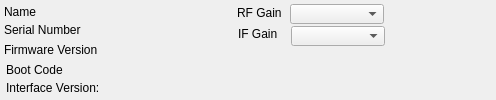
This is plugins/RFSpaceDevice/sdriqoptions.ui in oldscienceguy/PebbleSDR as Qt 5 draws it before an edit. The edited form follows.
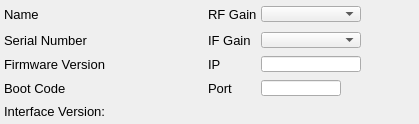
This is the edited form.

Commit message: Updated UI to add IP, Port and layout

```diff
--- a/plugins/RFSpaceDevice/sdriqoptions.ui
+++ b/plugins/RFSpaceDevice/sdriqoptions.ui
@@ -6,134 +6,281 @@
    <rect>
     <x>0</x>
     <y>0</y>
-    <width>496</width>
-    <height>100</height>
+    <width>419</width>
+    <height>124</height>
    </rect>
   </property>
   <property name="windowTitle">
    <string>Dialog</string>
   </property>
-  <widget class="QLabel" name="label">
-   <property name="geometry">
-    <rect>
-     <x>237</x>
-     <y>6</y>
-     <width>46</width>
-     <height>13</height>
-    </rect>
+  <layout class="QGridLayout" name="gridLayout">
+   <property name="leftMargin">
+    <number>4</number>
    </property>
-   <property name="text">
-    <string>RF Gain</string>
+   <property name="topMargin">
+    <number>4</number>
    </property>
-  </widget>
-  <widget class="QComboBox" name="rfGainBox">
-   <property name="geometry">
-    <rect>
-     <x>290</x>
-     <y>4</y>
-     <width>94</width>
-     <height>20</height>
-    </rect>
+   <property name="rightMargin">
+    <number>4</number>
    </property>
-   <property name="font">
-    <font>
-     <pointsize>7</pointsize>
-    </font>
+   <property name="bottomMargin">
+    <number>4</number>
    </property>
-  </widget>
-  <widget class="QLabel" name="label_2">
-   <property name="geometry">
-    <rect>
-     <x>238</x>
-     <y>27</y>
-     <width>46</width>
-     <height>13</height>
-    </rect>
+   <property name="horizontalSpacing">
+    <number>4</number>
    </property>
-   <property name="text">
-    <string>IF Gain</string>
+   <property name="verticalSpacing">
+    <number>8</number>
    </property>
-  </widget>
-  <widget class="QComboBox" name="ifGainBox">
-   <property name="geometry">
-    <rect>
-     <x>291</x>
-     <y>26</y>
-     <width>94</width>
-     <height>20</height>
-    </rect>
-   </property>
-   <property name="font">
-    <font>
-     <pointsize>7</pointsize>
-    </font>
-   </property>
-  </widget>
-  <widget class="QLabel" name="nameLabel">
-   <property name="geometry">
-    <rect>
-     <x>4</x>
-     <y>4</y>
-     <width>169</width>
-     <height>16</height>
-    </rect>
-   </property>
-   <property name="text">
-    <string>Name</string>
-   </property>
-  </widget>
-  <widget class="QLabel" name="serialNumberLabel">
-   <property name="geometry">
-    <rect>
-     <x>4</x>
-     <y>22</y>
-     <width>172</width>
-     <height>16</height>
-    </rect>
-   </property>
-   <property name="text">
-    <string>Serial Number</string>
-   </property>
-  </widget>
-  <widget class="QLabel" name="firmwareLabel">
-   <property name="geometry">
-    <rect>
-     <x>4</x>
-     <y>42</y>
-     <width>182</width>
-     <height>16</height>
-    </rect>
-   </property>
-   <property name="text">
-    <string>Firmware Version</string>
-   </property>
-  </widget>
-  <widget class="QLabel" name="bootLabel">
-   <property name="geometry">
-    <rect>
-     <x>6</x>
-     <y>62</y>
-     <width>164</width>
-     <height>16</height>
-    </rect>
-   </property>
-   <property name="text">
-    <string>Boot Code</string>
-   </property>
-  </widget>
-  <widget class="QLabel" name="interfaceVersionLabel">
-   <property name="geometry">
-    <rect>
-     <x>6</x>
-     <y>80</y>
-     <width>169</width>
-     <height>16</height>
-    </rect>
-   </property>
-   <property name="text">
-    <string>Interface Version:</string>
-   </property>
-  </widget>
+   <item row="3" column="0">
+    <widget class="QLabel" name="firmwareLabel">
+     <property name="minimumSize">
+      <size>
+       <width>200</width>
+       <height>0</height>
+      </size>
+     </property>
+     <property name="font">
+      <font>
+       <pointsize>10</pointsize>
+      </font>
+     </property>
+     <property name="text">
+      <string>Firmware Version</string>
+     </property>
+    </widget>
+   </item>
+   <item row="0" column="0">
+    <widget class="QLabel" name="nameLabel">
+     <property name="minimumSize">
+      <size>
+       <width>200</width>
+       <height>0</height>
+      </size>
+     </property>
+     <property name="font">
+      <font>
+       <pointsize>10</pointsize>
+      </font>
+     </property>
+     <property name="text">
+      <string>Name</string>
+     </property>
+    </widget>
+   </item>
+   <item row="4" column="0">
+    <widget class="QLabel" name="bootLabel">
+     <property name="minimumSize">
+      <size>
+       <width>200</width>
+       <height>0</height>
+      </size>
+     </property>
+     <property name="font">
+      <font>
+       <pointsize>10</pointsize>
+      </font>
+     </property>
+     <property name="text">
+      <string>Boot Code</string>
+     </property>
+    </widget>
+   </item>
+   <item row="3" column="2">
+    <widget class="QLineEdit" name="ipEdit">
+     <property name="minimumSize">
+      <size>
+       <width>0</width>
+       <height>16</height>
+      </size>
+     </property>
+     <property name="maximumSize">
+      <size>
+       <width>100</width>
+       <height>16</height>
+      </size>
+     </property>
+     <property name="font">
+      <font>
+       <pointsize>10</pointsize>
+      </font>
+     </property>
+    </widget>
+   </item>
+   <item row="2" column="1">
+    <widget class="QLabel" name="label_2">
+     <property name="maximumSize">
+      <size>
+       <width>50</width>
+       <height>16777215</height>
+      </size>
+     </property>
+     <property name="font">
+      <font>
+       <pointsize>10</pointsize>
+      </font>
+     </property>
+     <property name="text">
+      <string>IF Gain</string>
+     </property>
+    </widget>
+   </item>
+   <item row="0" column="1">
+    <widget class="QLabel" name="label">
+     <property name="maximumSize">
+      <size>
+       <width>50</width>
+       <height>16777215</height>
+      </size>
+     </property>
+     <property name="font">
+      <font>
+       <pointsize>10</pointsize>
+      </font>
+     </property>
+     <property name="text">
+      <string>RF Gain</string>
+     </property>
+    </widget>
+   </item>
+   <item row="2" column="0">
+    <widget class="QLabel" name="serialNumberLabel">
+     <property name="minimumSize">
+      <size>
+       <width>200</width>
+       <height>0</height>
+      </size>
+     </property>
+     <property name="font">
+      <font>
+       <pointsize>10</pointsize>
+      </font>
+     </property>
+     <property name="text">
+      <string>Serial Number</string>
+     </property>
+    </widget>
+   </item>
+   <item row="0" column="2">
+    <widget class="QComboBox" name="rfGainBox">
+     <property name="maximumSize">
+      <size>
+       <width>100</width>
+       <height>16</height>
+      </size>
+     </property>
+     <property name="font">
+      <font>
+       <pointsize>7</pointsize>
+      </font>
+     </property>
+    </widget>
+   </item>
+   <item row="5" column="0">
+    <widget class="QLabel" name="interfaceVersionLabel">
+     <property name="minimumSize">
+      <size>
+       <width>200</width>
+       <height>0</height>
+      </size>
+     </property>
+     <property name="font">
+      <font>
+       <pointsize>10</pointsize>
+      </font>
+     </property>
+     <property name="text">
+      <string>Interface Version:</string>
+     </property>
+    </widget>
+   </item>
+   <item row="0" column="3">
+    <spacer name="horizontalSpacer">
+     <property name="orientation">
+      <enum>Qt::Horizontal</enum>
+     </property>
+     <property name="sizeHint" stdset="0">
+      <size>
+       <width>40</width>
+       <height>20</height>
+      </size>
+     </property>
+    </spacer>
+   </item>
+   <item row="4" column="2">
+    <widget class="QLineEdit" name="portEdit">
+     <property name="minimumSize">
+      <size>
+       <width>0</width>
+       <height>16</height>
+      </size>
+     </property>
+     <property name="maximumSize">
+      <size>
+       <width>80</width>
+       <height>16</height>
+      </size>
+     </property>
+     <property name="font">
+      <font>
+       <pointsize>10</pointsize>
+      </font>
+     </property>
+    </widget>
+   </item>
+   <item row="3" column="1">
+    <widget class="QLabel" name="label_3">
+     <property name="font">
+      <font>
+       <pointsize>10</pointsize>
+      </font>
+     </property>
+     <property name="text">
+      <string>IP</string>
+     </property>
+    </widget>
+   </item>
+   <item row="2" column="2">
+    <widget class="QComboBox" name="ifGainBox">
+     <property name="maximumSize">
+      <size>
+       <width>100</width>
+       <height>16</height>
+      </size>
+     </property>
+     <property name="font">
+      <font>
+       <pointsize>7</pointsize>
+      </font>
+     </property>
+    </widget>
+   </item>
+   <item row="4" column="1">
+    <widget class="QLabel" name="label_4">
+     <property name="font">
+      <font>
+       <pointsize>10</pointsize>
+      </font>
+     </property>
+     <property name="text">
+      <string>Port</string>
+     </property>
+    </widget>
+   </item>
+   <item row="6" column="0">
+    <spacer name="verticalSpacer">
+     <property name="orientation">
+      <enum>Qt::Vertical</enum>
+     </property>
+     <property name="sizeHint" stdset="0">
+      <size>
+       <width>20</width>
+       <height>40</height>
+      </size>
+     </property>
+    </spacer>
+   </item>
+  </layout>
  </widget>
  <resources/>
  <connections/>
```
The commit also changes 1 other file.
